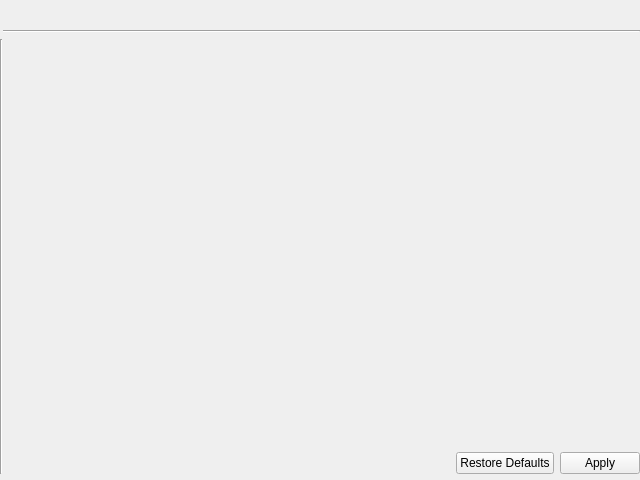
Above: ui/hexappearancecolorsandfontssettings.ui from snip89/wsnsim-postprocessor before the change. Below: the same form after it.
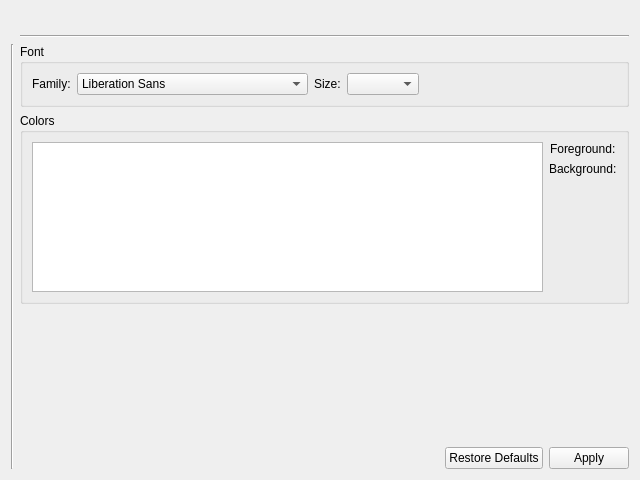
That is the form after the change.

Commit message: hex-visualization-settings widget upgraded

```diff
--- a/ui/hexappearancecolorsandfontssettings.ui
+++ b/ui/hexappearancecolorsandfontssettings.ui
@@ -13,22 +13,7 @@
   <property name="windowTitle">
    <string>Form</string>
   </property>
-  <layout class="QGridLayout" name="gridLayout">
-   <property name="leftMargin">
-    <number>0</number>
-   </property>
-   <property name="topMargin">
-    <number>6</number>
-   </property>
-   <property name="rightMargin">
-    <number>0</number>
-   </property>
-   <property name="bottomMargin">
-    <number>6</number>
-   </property>
-   <property name="horizontalSpacing">
-    <number>0</number>
-   </property>
+  <layout class="QGridLayout" name="gridLayout_11">
    <item row="0" column="1">
     <widget class="QLabel" name="settingsNameLabel">
      <property name="sizePolicy">
@@ -49,9 +34,23 @@
      </property>
     </widget>
    </item>
+   <item row="1" column="1">
+    <widget class="Line" name="line">
+     <property name="orientation">
+      <enum>Qt::Horizontal</enum>
+     </property>
+    </widget>
+   </item>
+   <item row="2" column="0">
+    <widget class="Line" name="line_2">
+     <property name="orientation">
+      <enum>Qt::Vertical</enum>
+     </property>
+    </widget>
+   </item>
    <item row="2" column="1">
     <layout class="QGridLayout" name="gridLayout_2">
-     <item row="1" column="0">
+     <item row="4" column="0">
       <layout class="QGridLayout" name="gridLayout_3">
        <item row="0" column="1">
         <widget class="QDialogButtonBox" name="buttonBox">
@@ -82,6 +81,62 @@
       </layout>
      </item>
      <item row="0" column="0">
+      <layout class="QGridLayout" name="gridLayout_5">
+       <item row="0" column="0">
+        <widget class="QGroupBox" name="fontGroupBox">
+         <property name="title">
+          <string>Font</string>
+         </property>
+         <layout class="QGridLayout" name="gridLayout_7">
+          <item row="0" column="0">
+           <widget class="QLabel" name="familyLabel">
+            <property name="sizePolicy">
+             <sizepolicy hsizetype="Maximum" vsizetype="Preferred">
+              <horstretch>0</horstretch>
+              <verstretch>0</verstretch>
+             </sizepolicy>
+            </property>
+            <property name="text">
+             <string>Family:</string>
+            </property>
+           </widget>
+          </item>
+          <item row="0" column="4">
+           <spacer name="horizontalSpacer_2">
+            <property name="orientation">
+             <enum>Qt::Horizontal</enum>
+            </property>
+            <property name="sizeHint" stdset="0">
+             <size>
+              <width>40</width>
+              <height>20</height>
+             </size>
+            </property>
+           </spacer>
+          </item>
+          <item row="0" column="1">
+           <widget class="QFontComboBox" name="fontComboBox">
+            <property name="editable">
+             <bool>false</bool>
+            </property>
+           </widget>
+          </item>
+          <item row="0" column="2">
+           <widget class="QLabel" name="sizeLabel">
+            <property name="text">
+             <string>Size:</string>
+            </property>
+           </widget>
+          </item>
+          <item row="0" column="3">
+           <widget class="QComboBox" name="sizeComboBox"/>
+          </item>
+         </layout>
+        </widget>
+       </item>
+      </layout>
+     </item>
+     <item row="3" column="0">
       <spacer name="verticalSpacer">
        <property name="orientation">
         <enum>Qt::Vertical</enum>
@@ -94,22 +149,88 @@
        </property>
       </spacer>
      </item>
+     <item row="2" column="0">
+      <layout class="QGridLayout" name="gridLayout">
+       <item row="0" column="0">
+        <widget class="QGroupBox" name="colorsGroupBox">
+         <property name="title">
+          <string>Colors</string>
+         </property>
+         <layout class="QGridLayout" name="gridLayout_14">
+          <item row="0" column="0">
+           <widget class="QListWidget" name="colorsListWidget">
+            <property name="sizePolicy">
+             <sizepolicy hsizetype="Expanding" vsizetype="Fixed">
+              <horstretch>0</horstretch>
+              <verstretch>0</verstretch>
+             </sizepolicy>
+            </property>
+            <property name="minimumSize">
+             <size>
+              <width>0</width>
+              <height>0</height>
+             </size>
+            </property>
+            <property name="maximumSize">
+             <size>
+              <width>16777215</width>
+              <height>150</height>
+             </size>
+            </property>
+           </widget>
+          </item>
+          <item row="0" column="1">
+           <layout class="QGridLayout" name="gridLayout_13">
+            <item row="1" column="0">
+             <layout class="QGridLayout" name="gridLayout_16">
+              <item row="0" column="0">
+               <widget class="QLabel" name="foregroundLabel">
+                <property name="sizePolicy">
+                 <sizepolicy hsizetype="Maximum" vsizetype="Maximum">
+                  <horstretch>0</horstretch>
+                  <verstretch>0</verstretch>
+                 </sizepolicy>
+                </property>
+                <property name="text">
+                 <string>Foreground:</string>
+                </property>
+               </widget>
+              </item>
+             </layout>
+            </item>
+            <item row="8" column="0">
+             <spacer name="verticalSpacer_2">
+              <property name="orientation">
+               <enum>Qt::Vertical</enum>
+              </property>
+              <property name="sizeHint" stdset="0">
+               <size>
+                <width>20</width>
+                <height>40</height>
+               </size>
+              </property>
+             </spacer>
+            </item>
+            <item row="4" column="0">
+             <layout class="QGridLayout" name="gridLayout_17">
+              <item row="0" column="0">
+               <widget class="QLabel" name="backgroundLabel">
+                <property name="text">
+                 <string>Background:</string>
+                </property>
+               </widget>
+              </item>
+             </layout>
+            </item>
+           </layout>
+          </item>
+         </layout>
+        </widget>
+       </item>
+      </layout>
+     </item>
     </layout>
    </item>
-   <item row="1" column="1">
-    <widget class="Line" name="line">
-     <property name="orientation">
-      <enum>Qt::Horizontal</enum>
-     </property>
-    </widget>
-   </item>
-   <item row="2" column="0">
-    <widget class="Line" name="line_2">
-     <property name="orientation">
-      <enum>Qt::Vertical</enum>
-     </property>
-    </widget>
-   </item>
   </layout>
  </widget>
  <resources/>
```
The commit also changes 1 other file.
